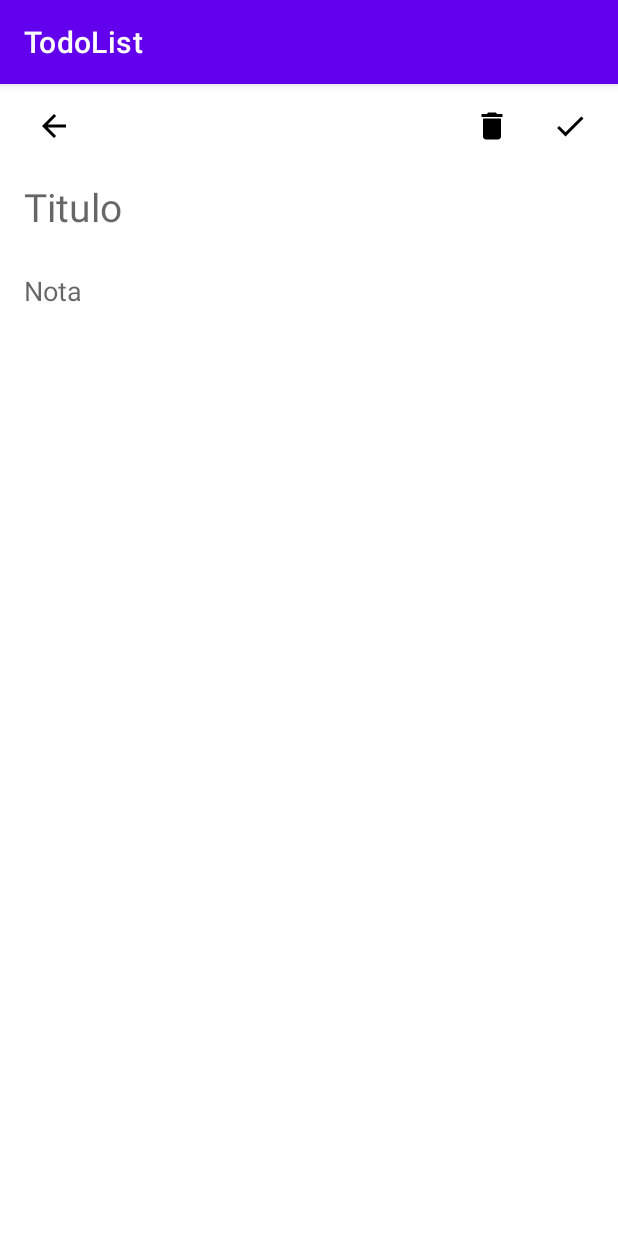
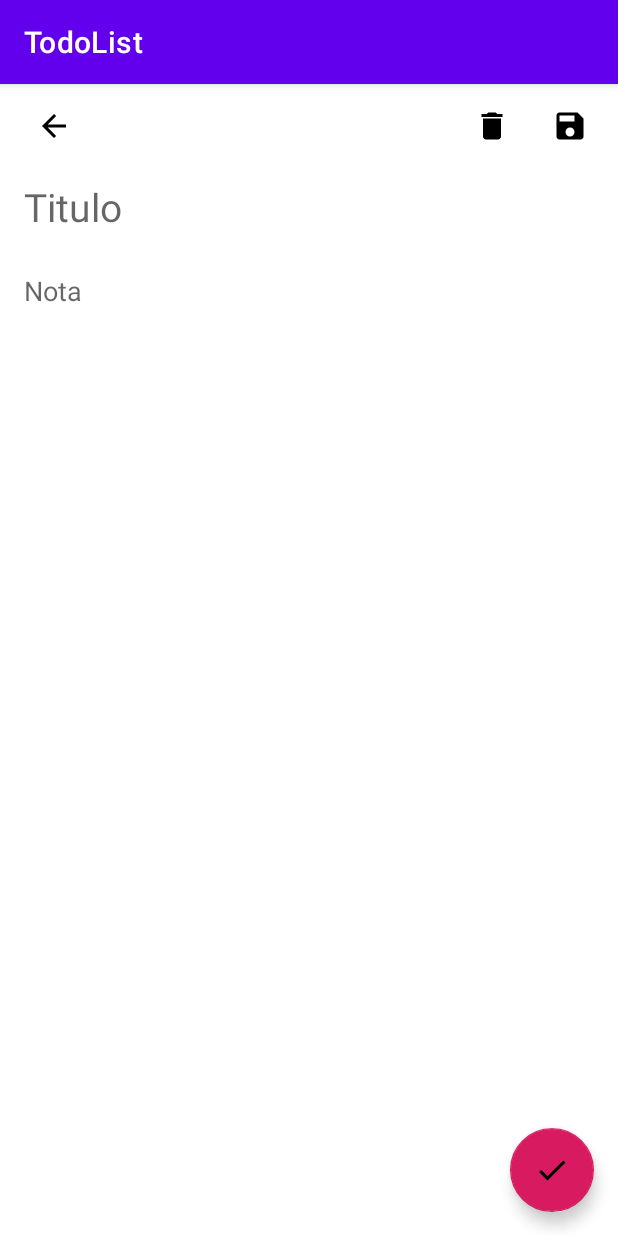
Before and after one commit to jhon1985t/TodoList, an Android app: the AddTodoActivity screen opened directly, with no data from a screen before it, on a phone screen of 412 x 824 dp. Run offline under Robolectric (Android 15) with nearby library versions, the phone set to English and light mode, and no system bars; our stand-ins replace Dagger/Hilt's generated code, Room's generated code.

Commit message:
Full flow tested fail check function

```diff
--- a/app/src/main/java/com/jhonjto/todolist/ui/add/AddTodoViewModel.kt
+++ b/app/src/main/java/com/jhonjto/todolist/ui/add/AddTodoViewModel.kt
@@ -5,6 +5,7 @@ import androidx.lifecycle.MutableLiveData
 import com.jhonjto.domain.TodoList
 import com.jhonjto.todolist.ui.common.ScopedViewModel
 import com.jhonjto.usecases.CreateNewTodoList
+import com.jhonjto.usecases.DeleteById
 import com.jhonjto.usecases.TodoListById
 import com.jhonjto.usecases.ToggleTodoListCheck
 import dagger.hilt.android.lifecycle.HiltViewModel
@@ -15,7 +16,8 @@ import javax.inject.Inject
 class AddTodoViewModel @Inject constructor(
     private val findTodoListById: TodoListById,
     private val toggleTodoListCheck: ToggleTodoListCheck,
-    private val createNewTodoList: CreateNewTodoList
+    private val createNewTodoList: CreateNewTodoList,
+    private val deleteById: DeleteById
 ): ScopedViewModel() {
 
     class UiModel(val todoList: TodoList)
@@ -32,7 +34,11 @@ class AddTodoViewModel @Inject constructor(
         createNewTodoList.invoke(todoList)
     }
 
-    fun onFavoriteClicked() = launch {
+    fun deleteById(id: Int) = launch {
+        deleteById.invoke(id)
+    }
+
+    fun onCheckClicked() = launch {
         _model.value?.todoList?.let {
             _model.value = UiModel(toggleTodoListCheck.invoke(it))
         }
--- a/app/src/main/java/com/jhonjto/todolist/ui/add/di.kt
+++ b/app/src/main/java/com/jhonjto/todolist/ui/add/di.kt
@@ -2,6 +2,7 @@ package com.jhonjto.todolist.ui.add
 
 import com.jhonjto.data.repositories.TodoListRepository
 import com.jhonjto.usecases.CreateNewTodoList
+import com.jhonjto.usecases.DeleteById
 import com.jhonjto.usecases.TodoListById
 import com.jhonjto.usecases.ToggleTodoListCheck
 import dagger.Module
@@ -24,4 +25,8 @@ class AddTodoActivityModule {
     @Provides
     fun createNewTodoListProvider(todoListRepository: TodoListRepository) =
         CreateNewTodoList(todoListRepository)
+
+    @Provides
+    fun deleteByIdProvider(todoListRepository: TodoListRepository) =
+        DeleteById(todoListRepository)
 }
--- a/app/src/main/res/drawable/ic_baseline_check_24.xml
+++ b/app/src/main/res/drawable/ic_baseline_check_complete_24.xml
@@ -1,4 +1,4 @@
-<vector android:height="24dp" android:tint="#000000"
+<vector android:height="24dp" android:tint="#00FD47"
     android:viewportHeight="24" android:viewportWidth="24"
     android:width="24dp" xmlns:android="http://schemas.android.com/apk/res/android">
     <path android:fillColor="@android:color/white" android:pathData="M9,16.17L4.83,12l-1.42,1.41L9,19 21,7l-1.41,-1.41z"/>
--- /dev/null
+++ b/app/src/main/res/drawable/ic_baseline_check_incomplete_24.xml
@@ -0,0 +1,5 @@
+<vector android:height="24dp" android:tint="#676767"
+    android:viewportHeight="24" android:viewportWidth="24"
+    android:width="24dp" xmlns:android="http://schemas.android.com/apk/res/android">
+    <path android:fillColor="@android:color/white" android:pathData="M9,16.17L4.83,12l-1.42,1.41L9,19 21,7l-1.41,-1.41z"/>
+</vector>
--- /dev/null
+++ b/app/src/main/res/drawable/ic_baseline_save_24.xml
@@ -0,0 +1,5 @@
+<vector android:height="24dp" android:tint="#000000"
+    android:viewportHeight="24" android:viewportWidth="24"
+    android:width="24dp" xmlns:android="http://schemas.android.com/apk/res/android">
+    <path android:fillColor="@android:color/white" android:pathData="M17,3L5,3c-1.11,0 -2,0.9 -2,2v14c0,1.1 0.89,2 2,2h14c1.1,0 2,-0.9 2,-2L21,7l-4,-4zM12,19c-1.66,0 -3,-1.34 -3,-3s1.34,-3 3,-3 3,1.34 3,3 -1.34,3 -3,3zM15,9L5,9L5,5h10v4z"/>
+</vector>
--- a/app/src/main/res/layout/activity_add_todo.xml
+++ b/app/src/main/res/layout/activity_add_todo.xml
@@ -35,7 +35,7 @@
                 android:layout_alignParentEnd="true"
                 android:layout_marginEnd="12dp"
                 android:padding="8dp"
-                app:srcCompat="@drawable/ic_baseline_check_24" />
+                app:srcCompat="@drawable/ic_baseline_save_24" />
 
             <androidx.appcompat.widget.AppCompatImageView
                 android:id="@+id/img_delete"
@@ -80,4 +80,15 @@
         app:layout_constraintStart_toStartOf="@+id/et_title"
         app:layout_constraintTop_toBottomOf="@+id/et_title" />
 
+    <com.google.android.material.floatingactionbutton.FloatingActionButton
+        android:id="@+id/fab_check"
+        android:layout_width="wrap_content"
+        android:layout_height="wrap_content"
+        android:layout_margin="16dp"
+        android:contentDescription="@string/check"
+        android:src="@drawable/ic_baseline_check_incomplete_24"
+        app:layout_anchorGravity="bottom|end"
+        app:layout_constraintEnd_toEndOf="parent"
+        app:layout_constraintBottom_toBottomOf="parent" />
+
 </androidx.constraintlayout.widget.ConstraintLayout>
--- a/app/src/main/res/values-night/themes.xml
+++ b/app/src/main/res/values-night/themes.xml
@@ -6,7 +6,7 @@
         <item name="colorPrimaryVariant">@color/purple_700</item>
         <item name="colorOnPrimary">@color/black</item>
         <!-- Secondary brand color. -->
-        <item name="colorSecondary">@color/teal_200</item>
+        <item name="colorSecondary">@color/colorAccent</item>
         <item name="colorSecondaryVariant">@color/teal_200</item>
         <item name="colorOnSecondary">@color/black</item>
         <!-- Status bar color. -->
--- a/app/src/main/res/values/colors.xml
+++ b/app/src/main/res/values/colors.xml
@@ -7,4 +7,5 @@
     <color name="teal_700">#FF018786</color>
     <color name="black">#FF000000</color>
     <color name="white">#FFFFFFFF</color>
+    <color name="colorAccent">#D81B60</color>
 </resources>
--- a/app/src/main/res/values/strings.xml
+++ b/app/src/main/res/values/strings.xml
@@ -7,4 +7,5 @@
     <string name="title">Title</string>
     <string name="note">Note</string>
     <string name="date">Date</string>
+    <string name="check">Check</string>
 </resources>
--- a/app/src/main/res/values/themes.xml
+++ b/app/src/main/res/values/themes.xml
@@ -6,7 +6,7 @@
         <item name="colorPrimaryVariant">@color/purple_700</item>
         <item name="colorOnPrimary">@color/white</item>
         <!-- Secondary brand color. -->
-        <item name="colorSecondary">@color/teal_200</item>
+        <item name="colorSecondary">@color/colorAccent</item>
         <item name="colorSecondaryVariant">@color/teal_700</item>
         <item name="colorOnSecondary">@color/black</item>
         <!-- Status bar color. -->
--- /dev/null
+++ b/usecases/src/main/java/com/jhonjto/usecases/DeleteById.kt
@@ -0,0 +1,9 @@
+package com.jhonjto.usecases
+
+import com.jhonjto.data.repositories.TodoListRepository
+
+class DeleteById(
+    private val todoListRepository: TodoListRepository
+) {
+    suspend fun invoke(id: Int) = todoListRepository.deleteById(id)
+}
--- a/usecases/src/main/java/com/jhonjto/usecases/ToggleTodoListCheck.kt
+++ b/usecases/src/main/java/com/jhonjto/usecases/ToggleTodoListCheck.kt
@@ -7,6 +7,6 @@ class ToggleTodoListCheck(
     private val todoListRepository: TodoListRepository
 ) {
     suspend fun invoke(todoList: TodoList): TodoList = with(todoList)  {
-        copy(isComplete = !isComplete!!).also { todoListRepository.update(it) }
+        copy(isComplete = !isComplete).also { todoListRepository.update(it) }
     }
 }
```
Also changed, not shown: app/src/main/java/com/jhonjto/todolist/ui/add/AddTodoActivity.kt (+67 -16 lines), app/src/main/res/layout/activity_main.xml (+2 -24 lines).
